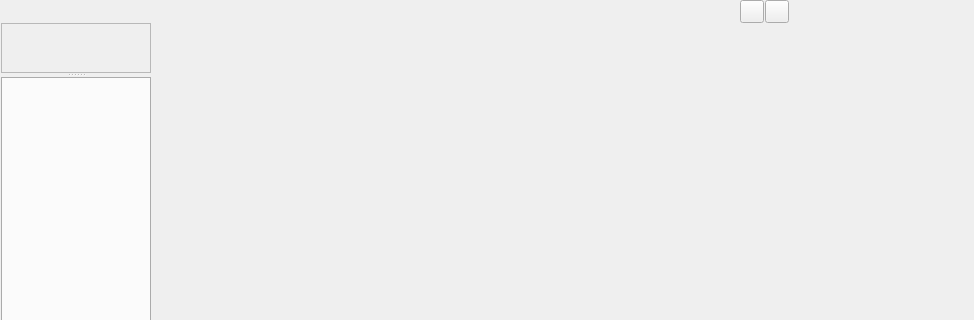
Before: the Qt Designer form Code/Mantid/Vates/VatesSimpleGui/ViewWidgets/inc/MantidVatesSimpleGuiViewWidgets/MdViewerWidget.ui in mantidproject/mantid, drawn with Qt 5; both pictures show x 0 to 974 and y 0 to 320 of the 974 by 674 pixel window.
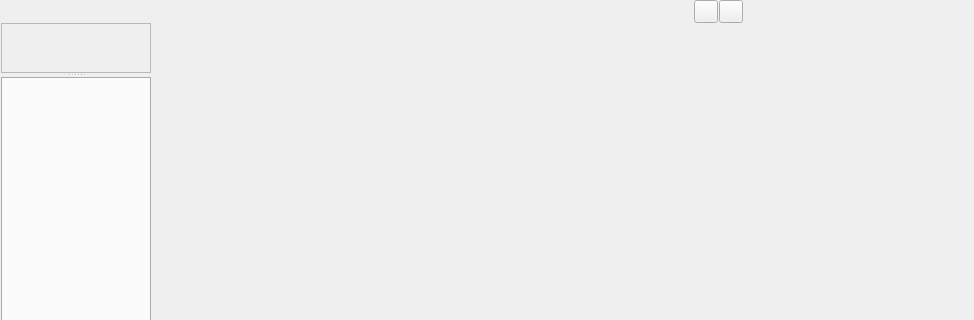
After: the same form once the commit is applied. Icons and pictures are not drawn. Custom widgets are drawn as their Qt base class.

Commit message: Refs #4118. Adjusting layout of main view.

```diff
--- a/Code/Mantid/Vates/VatesSimpleGui/ViewWidgets/inc/MantidVatesSimpleGuiViewWidgets/MdViewerWidget.ui
+++ b/Code/Mantid/Vates/VatesSimpleGui/ViewWidgets/inc/MantidVatesSimpleGuiViewWidgets/MdViewerWidget.ui
@@ -82,19 +82,6 @@
      <item>
       <widget class="pqCameraToolbar" name="widget" native="true"/>
      </item>
-     <item>
-      <spacer name="horizontalSpacer_5">
-       <property name="orientation">
-        <enum>Qt::Horizontal</enum>
-       </property>
-       <property name="sizeHint" stdset="0">
-        <size>
-         <width>40</width>
-         <height>20</height>
-        </size>
-       </property>
-      </spacer>
-     </item>
      <item>
       <widget class="QToolButton" name="resetCenterToDataButton">
        <property name="toolTip">
```
